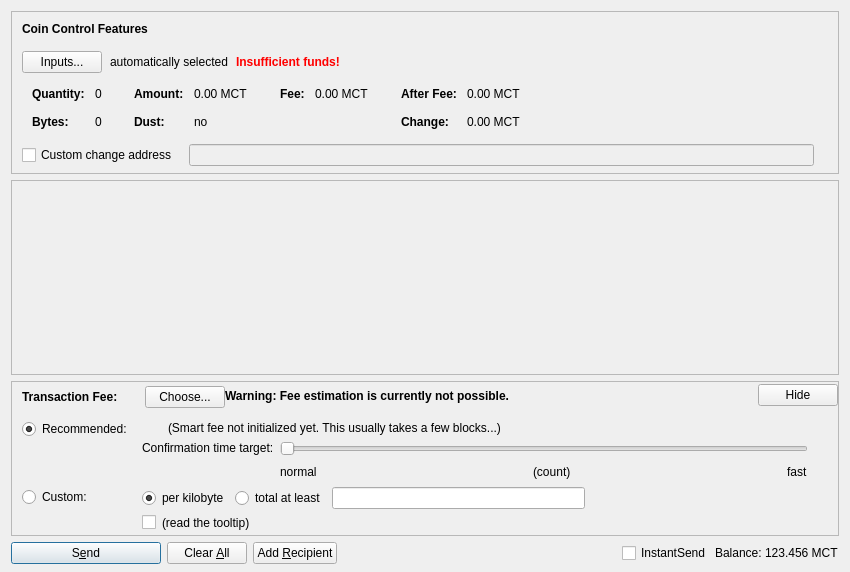
The window that src/qt/forms/sendcoinsdialog.ui (giaki3003/mct-coin-old-PoW) describes before a commit, drawn with Qt 5.
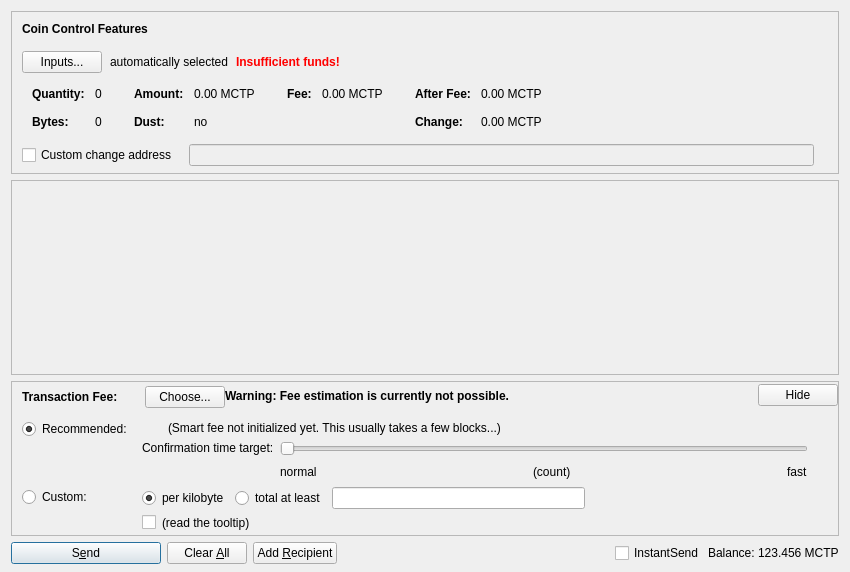
The same window after the commit. Custom widgets are drawn as their Qt base class.

What changed in the file:
```diff
--- a/src/qt/forms/sendcoinsdialog.ui
+++ b/src/qt/forms/sendcoinsdialog.ui
@@ -324,7 +324,7 @@
                   <enum>Qt::ActionsContextMenu</enum>
                  </property>
                  <property name="text">
-                  <string notr="true">0.00 MCT</string>
+                  <string notr="true">0.00 MCTP</string>
                  </property>
                  <property name="textInteractionFlags">
                   <set>Qt::LinksAccessibleByMouse|Qt::TextSelectableByKeyboard|Qt::TextSelectableByMouse</set>
@@ -404,7 +404,7 @@
                   <enum>Qt::ActionsContextMenu</enum>
                  </property>
                  <property name="text">
-                  <string notr="true">0.00 MCT</string>
+                  <string notr="true">0.00 MCTP</string>
                  </property>
                  <property name="textInteractionFlags">
                   <set>Qt::LinksAccessibleByMouse|Qt::TextSelectableByKeyboard|Qt::TextSelectableByMouse</set>
@@ -455,7 +455,7 @@
                   <enum>Qt::ActionsContextMenu</enum>
                  </property>
                  <property name="text">
-                  <string notr="true">0.00 MCT</string>
+                  <string notr="true">0.00 MCTP</string>
                  </property>
                  <property name="textInteractionFlags">
                   <set>Qt::LinksAccessibleByMouse|Qt::TextSelectableByKeyboard|Qt::TextSelectableByMouse</set>
@@ -484,7 +484,7 @@
                   <enum>Qt::ActionsContextMenu</enum>
                  </property>
                  <property name="text">
-                  <string notr="true">0.00 MCT</string>
+                  <string notr="true">0.00 MCTP</string>
                  </property>
                  <property name="textInteractionFlags">
                   <set>Qt::LinksAccessibleByMouse|Qt::TextSelectableByKeyboard|Qt::TextSelectableByMouse</set>
@@ -1310,7 +1310,7 @@
           <cursorShape>IBeamCursor</cursorShape>
          </property>
          <property name="text">
-          <string notr="true">123.456 MCT</string>
+          <string notr="true">123.456 MCTP</string>
          </property>
          <property name="textInteractionFlags">
           <set>Qt::LinksAccessibleByMouse|Qt::TextSelectableByKeyboard|Qt::TextSelectableByMouse</set>
```
Left out of the diff: 4 changed lines with no effect on the pictures.
